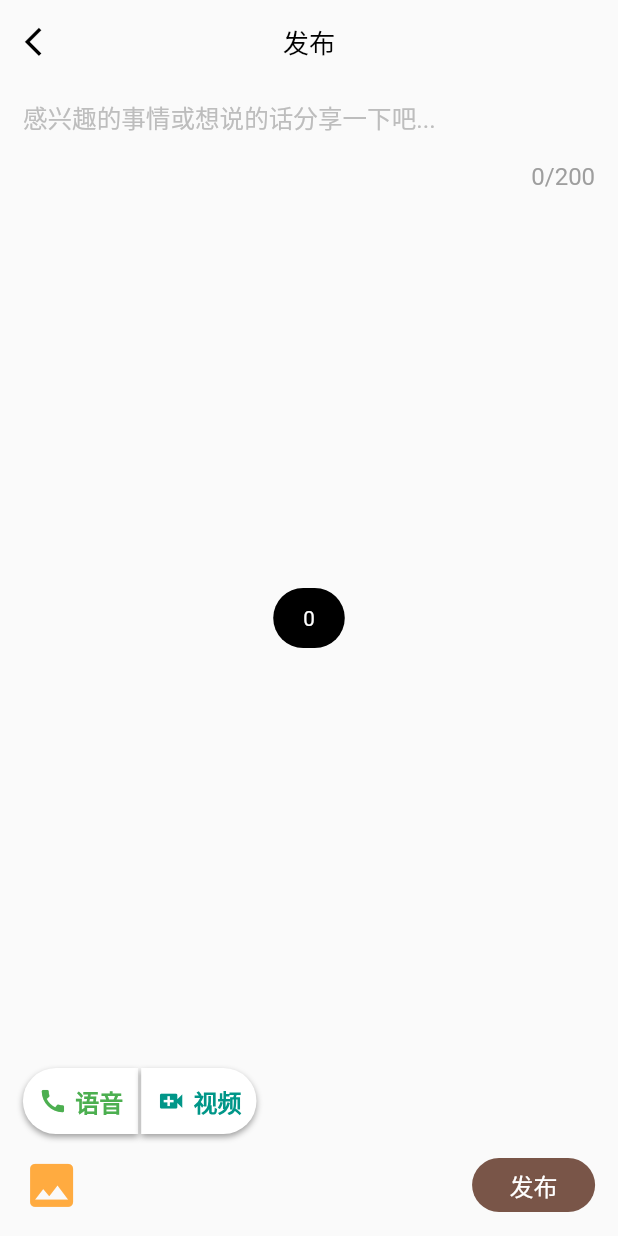
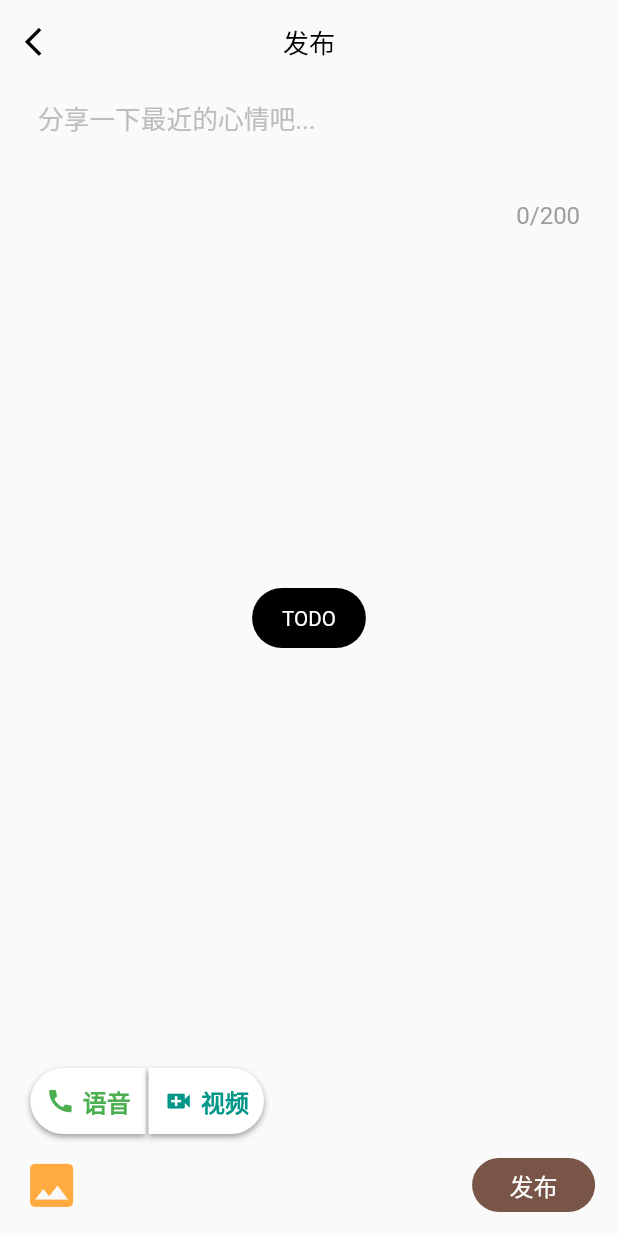
Before and after one commit to Junesui/social_app, a Flutter app: the PostPage screen opened by its route, after a tap on "发布", on a phone screen of 412 x 824 dp. Run offline on Flutter 3.47's test engine with Material 2 defaults, Android fonts, the phone set to English and light mode, and no system bars; drawn by our look-alikes of pull_to_refresh; our stand-ins replace awesome_dialog, cached_network_image, connectivity_plus, dio, event_bus, flutter_font_icons and 8 more; missing offline and left inert: wechat_assets_picker, wechat_camera_picker; accounts and stored records are empty.

Commit message:
日志拦截器。发布页面

```diff
--- a/socialapp/lib/config/global_config.dart
+++ b/socialapp/lib/config/global_config.dart
@@ -1,8 +1,5 @@
 /// 全局配置
 class GlobalConfig {
-  // 是否开发模式
-  static const bool isDev = true;
-
   // API 根路径
   static const httpBaseUrl = "http://192.168.3.25/dev/";
 }
--- a/socialapp/lib/net/http/interceptor/my_error_interceptor.dart
+++ b/socialapp/lib/net/http/interceptor/my_error_interceptor.dart
@@ -3,6 +3,7 @@ import 'dart:io';
 import 'package:connectivity_plus/connectivity_plus.dart';
 import 'package:dio/dio.dart';
 import 'package:socialapp/net/http/http_exception.dart';
+import 'package:socialapp/util/log_util.dart';
 
 /// 错误拦截器
 class MyErrorInterceptor extends Interceptor {
@@ -15,7 +16,7 @@ class MyErrorInterceptor extends Interceptor {
     HttpException appException = HttpException.create(err);
 
     // TODO 错误日志上传
-    print("错误日志上传: ${err.error} - ${err.requestOptions.uri}");
+    LogUtil.p("错误日志上传: ${err.error} - ${err.requestOptions.uri}");
 
     err.error = appException;
     return super.onError(err, handler);
--- a/socialapp/lib/net/http/interceptor/my_request_interceptor.dart
+++ b/socialapp/lib/net/http/interceptor/my_request_interceptor.dart
@@ -1,13 +1,13 @@
 import 'package:dio/dio.dart';
 import 'package:socialapp/constant/common/sk_constant.dart';
-import 'package:socialapp/util/storage_util.dart';
+import 'package:socialapp/util/sp_util.dart';
 
 /// 请求拦截器
 class MyRequestInterceptor extends Interceptor {
   @override
   void onRequest(RequestOptions options, RequestInterceptorHandler handler) async {
     // 请求头中添加登录token
-    String token = await StorageUtil.getString(SKConstant.loginToken) ?? "";
+    String token = await SpUtil.getString(SKConstant.loginToken) ?? "";
     if (token.isNotEmpty) {
       options.headers.addAll({SKConstant.loginToken: token});
     }
--- a/socialapp/lib/page/login/login_page.dart
+++ b/socialapp/lib/page/login/login_page.dart
@@ -12,7 +12,7 @@ import 'package:socialapp/net/http/api_response.dart';
 import 'package:socialapp/router/router_name.dart';
 import 'package:socialapp/util/format_valid_util.dart';
 import 'package:socialapp/util/screen_util.dart';
-import 'package:socialapp/util/storage_util.dart';
+import 'package:socialapp/util/sp_util.dart';
 import 'package:socialapp/util/toast_util.dart';
 import 'package:socialapp/widget/my_btn.dart';
 import 'package:socialapp/widget/my_divider.dart';
@@ -124,7 +124,7 @@ class _LoginPageState extends State<LoginPage> {
         _isShowMask = false;
       });
       // 保存token，跳转到首页
-      await StorageUtil.setString(SKConstant.loginToken, token);
+      await SpUtil.setString(SKConstant.loginToken, token);
       Navigator.of(context).pushNamed(RouterName.root);
     });
     // 隐藏遮罩层
--- a/socialapp/lib/page/post/post_page.dart
+++ b/socialapp/lib/page/post/post_page.dart
@@ -38,6 +38,59 @@ class _PostPageState extends State<PostPage> {
     super.dispose();
   }
 
+  /// 拍照
+  _takePhoto() async {
+    // 关闭底部弹窗
+    Navigator.of(context).pop();
+    // 隐藏键盘
+    FocusScope.of(context).requestFocus(FocusNode());
+    // 拍照
+    PermUtil.check([Permission.camera, Permission.storage], context, onGranted: () async {
+      final AssetEntity? entity = await CameraPicker.pickFromCamera(
+        context,
+        theme: CameraPicker.themeData(Colors.orangeAccent),
+      );
+      if (entity != null) {
+        setState(() {
+          if (_pickImgs.length >= 9) {
+            _pickImgs.removeAt(0);
+          }
+          _pickImgs.add(entity);
+        });
+      }
+    });
+  }
+
+  /// 从相册选择
+  _pickImg() async {
+    // 关闭底部弹窗
+    Navigator.of(context).pop();
+    // 隐藏键盘
+    FocusScope.of(context).requestFocus(FocusNode());
+    // 选择图片
+    PermUtil.check([Permission.storage], context, onGranted: () async {
+      List<AssetEntity>? entities = await PickUtil.pick(context, _pickImgs);
+      if (entities.isNotEmpty) {
+        setState(() {
+          _pickImgs = entities;
+        });
+      }
+    });
+  }
+
+  /// 发布
+  _post() async {
+    // 发布类型判断
+    if (_postType == PostConstant.textType) {
+      if (_pickImgs.isNotEmpty) {
+        _postType = PostConstant.imageType;
+      } else {
+        _postType = PostConstant.textType;
+      }
+    }
+    ToastUtil.show(msg: "TODO");
+  }
+
   @override
   Widget build(BuildContext context) {
     return Scaffold(
@@ -76,18 +129,21 @@ class _PostPageState extends State<PostPage> {
       child: Column(
         children: [
           // 文字区域
-          MyInput(
+          Padding(
+            padding: const EdgeInsets.symmetric(horizontal: 10),
+            child: MyInput(
               controller: _textController,
               maxLength: 200,
-            fontSize: 43,
-            hintText: "感兴趣的事情或想说的话分享一下吧...",
+              fontSize: 45,
+              hintText: "分享一下最近的心情吧...",
               isHasBottomLine: false,
               isCollapsed: true,
+              minLines: 3,
               maxLines: 99999,
               counterStyle: TextStyle(
                 color: Colors.grey,
                 fontSize: SU.setFontSize(42),
-              height: 2,
+              ),
             ),
           ),
           // 图片区域
@@ -100,7 +156,7 @@ class _PostPageState extends State<PostPage> {
   /// 通话和视频按钮
   _buildCallAndVideoBtn() {
     return Padding(
-      padding: const EdgeInsets.symmetric(vertical: 10),
+      padding: const EdgeInsets.symmetric(vertical: 10, horizontal: 5),
       child: Row(
         children: [
           // 通话按钮
@@ -208,7 +264,7 @@ class _PostPageState extends State<PostPage> {
         // 发送按钮
         MyBtn(
           onPressed: () {
-            ToastUtil.show(msg: _postType.toString());
+            _post();
           },
           child: const MyText(
             text: "发布",
@@ -243,44 +299,4 @@ class _PostPageState extends State<PostPage> {
     );
     BottomSheetUtil.show(context, params);
   }
-
-  /// 拍照
-  _takePhoto() async {
-    // 关闭底部弹窗
-    Navigator.of(context).pop();
-    // 隐藏键盘
-    FocusScope.of(context).requestFocus(FocusNode());
-    // 拍照
-    PermUtil.check([Permission.camera], context, onGranted: () async {
-      final AssetEntity? entity = await CameraPicker.pickFromCamera(
-        context,
-        theme: CameraPicker.themeData(Colors.orangeAccent),
-      );
-      if (entity != null) {
-        setState(() {
-          if (_pickImgs.length >= 9) {
-            _pickImgs.removeAt(0);
 }
-          _pickImgs.add(entity);
-        });
-      }
-    });
-  }
-
-  /// 从相册选择
-  _pickImg() async {
-    // 关闭底部弹窗
-    Navigator.of(context).pop();
-    // 隐藏键盘
-    FocusScope.of(context).requestFocus(FocusNode());
-    // 选择图片
-    PermUtil.check([Permission.storage], context, onGranted: () async {
-      List<AssetEntity>? entities = await PickUtil.pick(context, _pickImgs);
-      if (entities.isNotEmpty) {
-        setState(() {
-          _pickImgs = entities;
-        });
-      }
-    });
-  }
-}
--- a/socialapp/lib/page/welcome/welcome_page.dart
+++ b/socialapp/lib/page/welcome/welcome_page.dart
@@ -4,7 +4,7 @@ import 'package:socialapp/constant/common/sk_constant.dart';
 import 'package:socialapp/constant/common/style_constant.dart';
 import 'package:socialapp/router/router_name.dart';
 import 'package:socialapp/util/screen_util.dart';
-import 'package:socialapp/util/storage_util.dart';
+import 'package:socialapp/util/sp_util.dart';
 import 'package:socialapp/util/toast_util.dart';
 import 'package:socialapp/widget/my_text.dart';
 
@@ -73,7 +73,7 @@ class _WelcomePageState extends State<WelcomePage> {
         onPressed: () {
           if (_isAgree) {
             // 报错同意协议状态
-            StorageUtil.setBool(SKConstant.welcomeIsAgree, true);
+            SpUtil.setBool(SKConstant.welcomeIsAgree, true);
             // 跳转到登录页
             Navigator.of(context).pushNamed(RouterName.login);
           } else {
--- a/socialapp/lib/router/router.dart
+++ b/socialapp/lib/router/router.dart
@@ -1,6 +1,7 @@
 import 'package:flutter/cupertino.dart';
 import 'package:socialapp/page/common/photo_view_page.dart';
 import 'package:socialapp/page/login/login_page.dart';
+import 'package:socialapp/page/post/post_img_preview_page.dart';
 import 'package:socialapp/page/post/post_page.dart';
 import 'package:socialapp/page/tab/tabs.dart';
 import 'package:socialapp/page/welcome/welcome_page.dart';
@@ -13,6 +14,7 @@ final Map<String, Function> routes = {
   RouterName.login: (context) => LoginPage(),
   RouterName.root: (context) => Tabs(),
   RouterName.post: (context) => PostPage(),
+  RouterName.postImgPreview: (context, {arguments}) => PostImgPreviewPage(arguments: arguments),
 };
 
 //固定写法 [CupertinoPageRoute: ios风格的路由]
--- a/socialapp/lib/router/router_name.dart
+++ b/socialapp/lib/router/router_name.dart
@@ -11,6 +11,8 @@ class RouterName {
   static const root = "/";
   // 发布页
   static const post = "/post";
+  // 发布时图片预览页
+  static const postImgPreview = "/post_img_preview";
 
   // 搜索页
   static const search = "/search";
@@ -28,8 +30,7 @@ class RouterName {
   static const game = "/game";
   // 用户信息页
   static const userInfo = "/user_info";
-  // 图片预览页
-  static const postImgPreview = "/post_img_preview";
+
   // 图片预览页
   static const report = "/report";
 }
--- a/socialapp/lib/util/storage_util.dart
+++ b/socialapp/lib/util/sp_util.dart
@@ -3,7 +3,7 @@ import 'dart:convert';
 import 'package:shared_preferences/shared_preferences.dart';
 
 /// 本地存储工具类
-class StorageUtil {
+class SpUtil {
   // 保存字符串
   static Future<bool> setString(String k, Object v) async {
     final prefs = await SharedPreferences.getInstance();
--- a/socialapp/lib/util/toast_util.dart
+++ b/socialapp/lib/util/toast_util.dart
@@ -5,7 +5,7 @@ import 'package:socialapp/util/screen_util.dart';
 /// 弹窗消息提示
 class ToastUtil {
   /// 弹出消息
-  static Future show({
+  static void show({
     required String msg,
     Color bColor = Colors.black,
     Color textColor = Colors.white,
@@ -13,15 +13,23 @@ class ToastUtil {
     ToastGravity position = ToastGravity.CENTER,
     Toast toastLength = Toast.LENGTH_SHORT,
   }) {
+    // 先取消之前显示的Toast
     Fluttertoast.cancel();
-    return Fluttertoast.showToast(
+
+    // 根据消息长度决定自动消失时间(只对ios生效)
+    double multiplier = 0.5;
+    double flag = msg.length * 0.06 + 0.5;
+    int timeInSecForIos = (multiplier * flag).ceil();
+
+    // 显示Toast
+    Fluttertoast.showToast(
       msg: msg,
       backgroundColor: bColor,
       textColor: textColor,
       fontSize: SU.setFontSize(fontSize),
       toastLength: toastLength,
       gravity: position,
-      timeInSecForIosWeb: 1,
+      timeInSecForIosWeb: timeInSecForIos,
     );
   }
 }
--- a/socialapp/lib/widget/my_input.dart
+++ b/socialapp/lib/widget/my_input.dart
@@ -29,7 +29,9 @@ class MyInput extends StatelessWidget {
   final TextStyle? counterStyle;
   // 内容内边距是否设为0
   final bool isCollapsed;
-  // 最大行数 不设置的话只有一行
+  // 最新行数
+  final int? minLines;
+  // 最大行数
   final int? maxLines;
 
   const MyInput({
@@ -46,6 +48,7 @@ class MyInput extends StatelessWidget {
     this.maxLength,
     this.counterStyle,
     this.isCollapsed = false,
+    this.minLines = 1,
     this.maxLines,
   }) : super(key: key);
 
@@ -66,7 +69,7 @@ class MyInput extends StatelessWidget {
           cursorColor: StyleConstant.primaryColor,
           cursorRadius: const Radius.circular(10),
           textAlignVertical: TextAlignVertical.bottom,
-          minLines: 1,
+          minLines: minLines,
           maxLines: maxLines,
           style: TextStyle(
             fontSize: SU.setFontSize(fontSize),
```
Also changed, not shown: socialapp/lib/main.dart (+4 -3 lines), socialapp/lib/net/http/http_request.dart (+7 -3 lines), socialapp/lib/net/http/interceptor/my_log_interceptor.dart (added, +40 -0 lines), socialapp/lib/page/post/post_img_cell.dart (+49 -16 lines), socialapp/lib/page/post/post_img_preview_page.dart (+8 -3 lines), socialapp/lib/util/log_util.dart (added, +10 -0 lines), 1 other file. Lines whose indentation alone changed are shown as unchanged.
